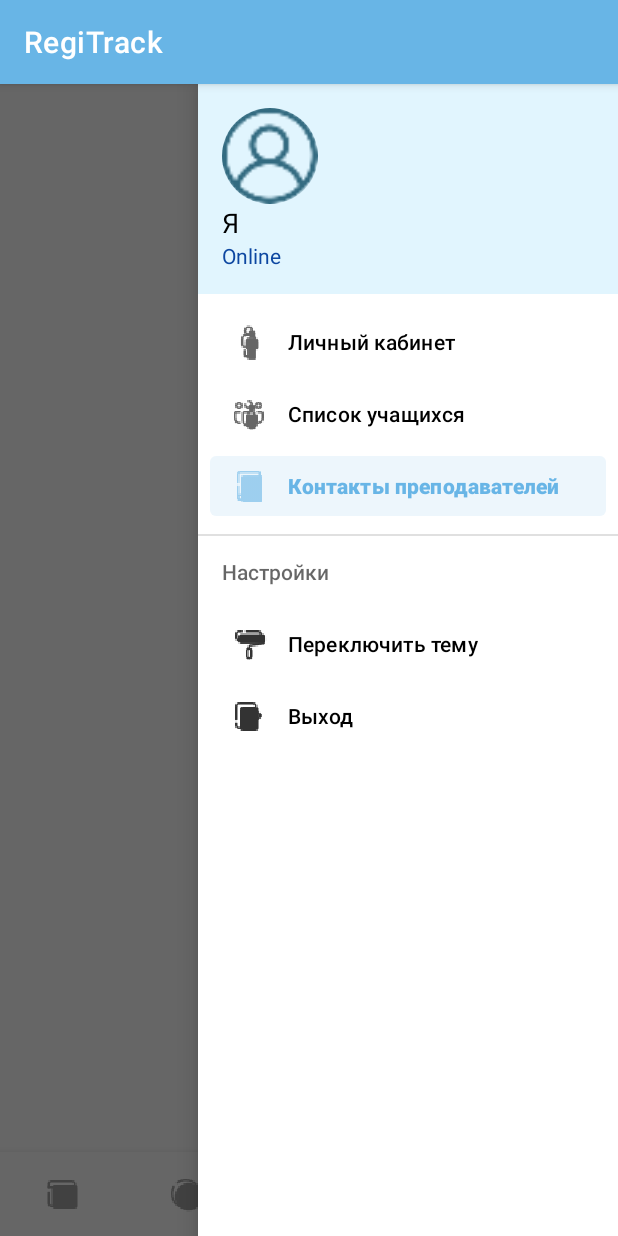
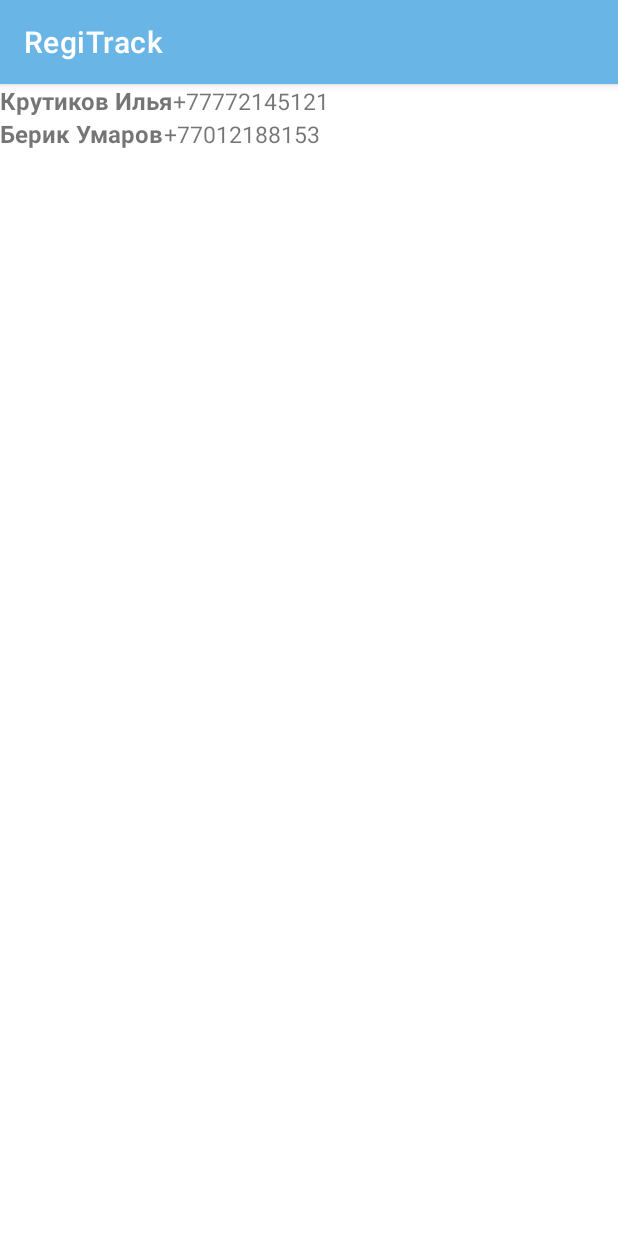
Before and after one commit to Anastassiya0Zabudkina/LastProject, an Android app: the screen it shows after launch (MainActivity before the commit, TeachersActivity after it), after a tap on "Контакты преподавателей", on a phone screen of 412 x 824 dp. Run offline under Robolectric (Android 15) with nearby library versions, the phone set to English and light mode, and no system bars; pictures from the network do not load; 2 other taps on this screen came first.

Commit message:
az/first commit

```diff
--- a/app/src/main/AndroidManifest.xml
+++ b/app/src/main/AndroidManifest.xml
@@ -14,6 +14,9 @@
         android:supportsRtl="true"
         android:theme="@style/Theme.LAST"
         tools:targetApi="31">
+        <activity
+            android:name=".TeachersActivity"
+            android:exported="false" />
         <activity
             android:name=".UsersActivity"
             android:exported="false" />
--- a/app/src/main/java/com/example/last/MainActivity.java
+++ b/app/src/main/java/com/example/last/MainActivity.java
@@ -106,6 +106,8 @@ public class MainActivity extends AppCompatActivity {
                         return true;
                     case R.id.nav_contacts:
                         // Обработка нажатия на элемент "Контакты преподавателей"
+                        Intent teachersIntent = new Intent(MainActivity.this, TeachersActivity.class);
+                        startActivity(teachersIntent);
                         return true;
                     case R.id.nav_theme:
                         // Обработка нажатия на элемент "Тема"
--- /dev/null
+++ b/app/src/main/java/com/example/last/Teacher.java
@@ -0,0 +1,19 @@
+package com.example.last;
+
+public class Teacher {
+    private String fullName;
+    private String phoneNumber;
+
+    public Teacher(String fullName, String phoneNumber) {
+        this.fullName = fullName;
+        this.phoneNumber = phoneNumber;
+    }
+
+    public String getFullName() {
+        return fullName;
+    }
+
+    public String getPhoneNumber() {
+        return phoneNumber;
+    }
+}
--- /dev/null
+++ b/app/src/main/java/com/example/last/TeacherAdapter.java
@@ -0,0 +1,50 @@
+package com.example.last;
+
+import android.view.LayoutInflater;
+import android.view.View;
+import android.view.ViewGroup;
+import android.widget.TextView;
+import androidx.annotation.NonNull;
+import androidx.recyclerview.widget.RecyclerView;
+import java.util.List;
+
+public class TeacherAdapter extends RecyclerView.Adapter<TeacherAdapter.ViewHolder> {
+
+    private List<Teacher> teacherList;
+
+    public TeacherAdapter(List<Teacher> teacherList) {
+        this.teacherList = teacherList;
+    }
+
+    @NonNull
+    @Override
+    public ViewHolder onCreateViewHolder(@NonNull ViewGroup parent, int viewType) {
+        View view = LayoutInflater.from(parent.getContext())
+                .inflate(R.layout.list_item_teacher, parent, false);
+        return new ViewHolder(view);
+    }
+
+    @Override
+    public void onBindViewHolder(@NonNull ViewHolder holder, int position) {
+        Teacher teacher = teacherList.get(position);
+        holder.textViewFullName.setText(teacher.getFullName());
+        holder.textViewPhoneNumber.setText(teacher.getPhoneNumber());
+    }
+
+    @Override
+    public int getItemCount() {
+        return teacherList.size();
+    }
+
+    public class ViewHolder extends RecyclerView.ViewHolder {
+
+        public TextView textViewFullName;
+        public TextView textViewPhoneNumber;
+
+        public ViewHolder(@NonNull View itemView) {
+            super(itemView);
+            textViewFullName = itemView.findViewById(R.id.textViewFullName);
+            textViewPhoneNumber = itemView.findViewById(R.id.textViewPhoneNumber);
+        }
+    }
+}
--- /dev/null
+++ b/app/src/main/java/com/example/last/TeachersActivity.java
@@ -0,0 +1,35 @@
+package com.example.last;
+
+import android.os.Bundle;
+import androidx.appcompat.app.AppCompatActivity;
+import androidx.recyclerview.widget.LinearLayoutManager;
+import androidx.recyclerview.widget.RecyclerView;
+import java.util.ArrayList;
+import java.util.List;
+
+public class TeachersActivity extends AppCompatActivity {
+
+    private RecyclerView recyclerView;
+    private TeacherAdapter teacherAdapter;
+    private List<Teacher> teacherList;
+
+    @Override
+    protected void onCreate(Bundle savedInstanceState) {
+        super.onCreate(savedInstanceState);
+        setContentView(R.layout.activity_teachers);
+
+        recyclerView = findViewById(R.id.recyclerViewTeachers);
+        recyclerView.setLayoutManager(new LinearLayoutManager(this));
+        teacherList = new ArrayList<>();
+        teacherAdapter = new TeacherAdapter(teacherList);
+        recyclerView.setAdapter(teacherAdapter);
+
+        // Создание списка преподавателей
+        teacherList.add(new Teacher("Крутиков Илья", "+77772145121"));
+        teacherList.add(new Teacher("Берик Умаров", "+77012188153"));
+
+
+        // Обновление адаптера
+        teacherAdapter.notifyDataSetChanged();
+    }
+}
--- /dev/null
+++ b/app/src/main/res/layout/activity_teachers.xml
@@ -0,0 +1,12 @@
+<?xml version="1.0" encoding="utf-8"?>
+<!-- activity_teachers.xml -->
+<RelativeLayout xmlns:android="http://schemas.android.com/apk/res/android"
+    android:layout_width="match_parent"
+    android:layout_height="match_parent">
+
+    <androidx.recyclerview.widget.RecyclerView
+        android:id="@+id/recyclerViewTeachers"
+        android:layout_width="match_parent"
+        android:layout_height="match_parent" />
+
+</RelativeLayout>
--- /dev/null
+++ b/app/src/main/res/layout/list_item_teacher.xml
@@ -0,0 +1,21 @@
+<?xml version="1.0" encoding="utf-8"?>
+<!-- list_item_teacher.xml -->
+<LinearLayout xmlns:android="http://schemas.android.com/apk/res/android"
+    android:layout_width="match_parent"
+    android:layout_height="wrap_content"
+    android:orientation="horizontal">
+
+    <TextView
+        android:id="@+id/textViewFullName"
+        android:layout_width="wrap_content"
+        android:layout_height="wrap_content"
+        android:textSize="16sp"
+        android:textStyle="bold" />
+
+    <TextView
+        android:id="@+id/textViewPhoneNumber"
+        android:layout_width="wrap_content"
+        android:layout_height="wrap_content"
+        android:textSize="15sp" />
+
+</LinearLayout>
```
